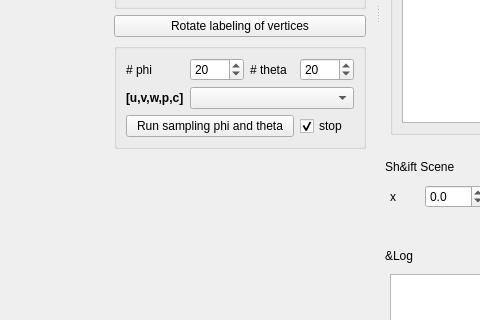
The window that couplerCurve.ui (Legersky/SpatialGraphEmbeddings) describes before a commit, drawn with Qt 5; both pictures show x 407 to 887 and y 486 to 806 of the 1106 by 978 pixel window.
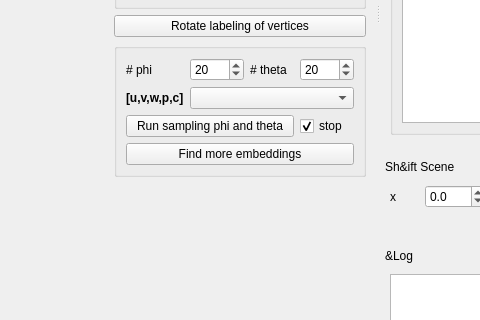
The same window after the commit.

Commit message: find more embeddings

Diff of the .ui file:
```diff
--- a/couplerCurve.ui
+++ b/couplerCurve.ui
@@ -722,6 +722,9 @@
              </property>
             </widget>
            </item>
+           <item row="3" column="1" colspan="3">
+            <widget class="QComboBox" name="comboBoxParamVert"/>
+           </item>
            <item row="4" column="3">
             <widget class="QCheckBox" name="interrupt">
              <property name="text">
@@ -742,8 +745,12 @@
              </property>
             </widget>
            </item>
-           <item row="3" column="1" colspan="3">
-            <widget class="QComboBox" name="comboBoxParamVert"/>
+           <item row="5" column="0" colspan="4">
+            <widget class="QPushButton" name="buttonFindMore">
+             <property name="text">
+              <string>Find more embeddings</string>
+             </property>
+            </widget>
            </item>
           </layout>
          </widget>
```
The commit also changes 4 other files.
